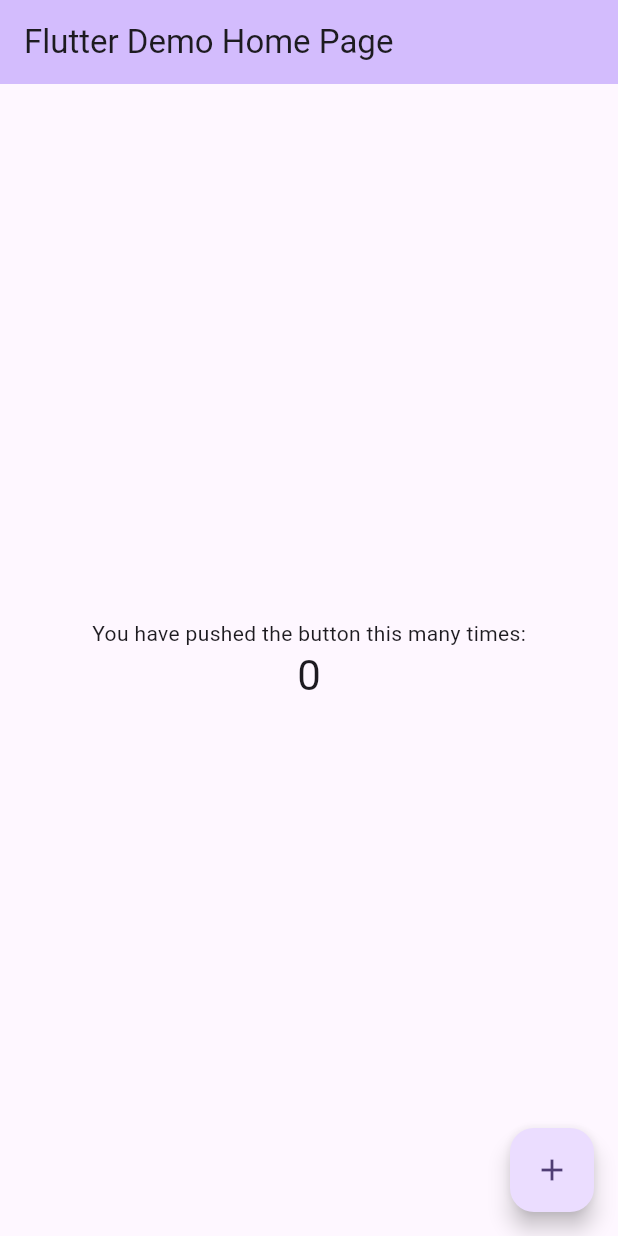
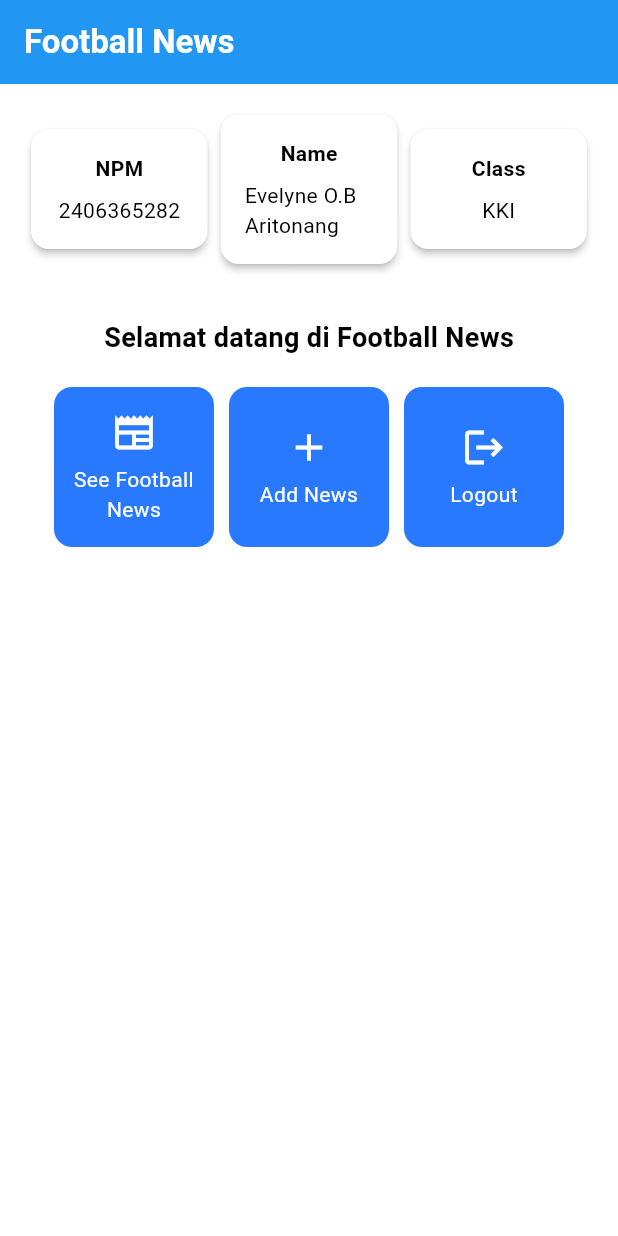
Before and after one commit to EvelynOct/live-to-kick-mobile, a Flutter app: the screen it shows after launch, on a phone screen of 412 x 824 dp. Run offline on Flutter 3.47's test engine with Material 3 defaults, Android fonts, the phone set to English and light mode, and no system bars.

Commit message:
Assignment 7

```diff
--- a/lib/main.dart
+++ b/lib/main.dart
@@ -1,4 +1,5 @@
 import 'package:flutter/material.dart';
+import 'package:live_to_kick/menu.dart';
 
 void main() {
   runApp(const MyApp());
@@ -28,95 +29,10 @@
         //
         // This works for code too, not just values: Most code changes can be
         // tested with just a hot reload.
-        colorScheme: ColorScheme.fromSeed(seedColor: Colors.deepPurple),
+        colorScheme: ColorScheme.fromSwatch(primarySwatch: Colors.blue)
+            .copyWith(secondary: Colors.blueAccent[400]),
       ),
-      home: const MyHomePage(title: 'Flutter Demo Home Page'),
+      home: MyHomePage(),
     );
   }
 }
-
-class MyHomePage extends StatefulWidget {
-  const MyHomePage({super.key, required this.title});
-
-  // This widget is the home page of your application. It is stateful, meaning
-  // that it has a State object (defined below) that contains fields that affect
-  // how it looks.
-
-  // This class is the configuration for the state. It holds the values (in this
-  // case the title) provided by the parent (in this case the App widget) and
-  // used by the build method of the State. Fields in a Widget subclass are
-  // always marked "final".
-
-  final String title;
-
-  @override
-  State<MyHomePage> createState() => _MyHomePageState();
-}
-
-class _MyHomePageState extends State<MyHomePage> {
-  int _counter = 0;
-
-  void _incrementCounter() {
-    setState(() {
-      // This call to setState tells the Flutter framework that something has
-      // changed in this State, which causes it to rerun the build method below
-      // so that the display can reflect the updated values. If we changed
-      // _counter without calling setState(), then the build method would not be
-      // called again, and so nothing would appear to happen.
-      _counter++;
-    });
-  }
-
-  @override
-  Widget build(BuildContext context) {
-    // This method is rerun every time setState is called, for instance as done
-    // by the _incrementCounter method above.
-    //
-    // The Flutter framework has been optimized to make rerunning build methods
-    // fast, so that you can just rebuild anything that needs updating rather
-    // than having to individually change instances of widgets.
-    return Scaffold(
-      appBar: AppBar(
-        // TRY THIS: Try changing the color here to a specific color (to
-        // Colors.amber, perhaps?) and trigger a hot reload to see the AppBar
-        // change color while the other colors stay the same.
-        backgroundColor: Theme.of(context).colorScheme.inversePrimary,
-        // Here we take the value from the MyHomePage object that was created by
-        // the App.build method, and use it to set our appbar title.
-        title: Text(widget.title),
-      ),
-      body: Center(
-        // Center is a layout widget. It takes a single child and positions it
-        // in the middle of the parent.
-        child: Column(
-          // Column is also a layout widget. It takes a list of children and
-          // arranges them vertically. By default, it sizes itself to fit its
-          // children horizontally, and tries to be as tall as its parent.
-          //
-          // Column has various properties to control how it sizes itself and
-          // how it positions its children. Here we use mainAxisAlignment to
-          // center the children vertically; the main axis here is the vertical
-          // axis because Columns are vertical (the cross axis would be
-          // horizontal).
-          //
-          // TRY THIS: Invoke "debug painting" (choose the "Toggle Debug Paint"
-          // action in the IDE, or press "p" in the console), to see the
-          // wireframe for each widget.
-          mainAxisAlignment: MainAxisAlignment.center,
-          children: <Widget>[
-            const Text('You have pushed the button this many times:'),
-            Text(
-              '$_counter',
-              style: Theme.of(context).textTheme.headlineMedium,
-            ),
-          ],
-        ),
-      ),
-      floatingActionButton: FloatingActionButton(
-        onPressed: _incrementCounter,
-        tooltip: 'Increment',
-        child: const Icon(Icons.add),
-      ), // This trailing comma makes auto-formatting nicer for build methods.
-    );
-  }
-}
--- /dev/null
+++ b/lib/menu.dart
@@ -0,0 +1,189 @@
+import 'package:flutter/material.dart';
+
+class MyHomePage extends StatelessWidget {
+  MyHomePage({super.key}); //sudah ada pada code sebelumnya
+
+  final String nama = "Evelyne O.B Aritonang"; // Name
+  final String npm = "2406365282"; // NPM
+  final String kelas = "KKI"; // Class
+
+  final List<ItemHomepage> items = [
+    ItemHomepage("See Football News", Icons.newspaper),
+    ItemHomepage("Add News", Icons.add),
+    ItemHomepage("Logout", Icons.logout),
+  ];
+
+
+  @override
+  Widget build(BuildContext context) {
+    // Scaffold menyediakan struktur dasar halaman dengan AppBar dan body.
+    return Scaffold(
+      // AppBar adalah bagian atas halaman yang menampilkan judul.
+      appBar: AppBar(
+        // Judul aplikasi "Football News" dengan teks putih dan tebal.
+        title: const Text(
+          'Football News',
+          style: TextStyle(
+            color: Colors.white,
+            fontWeight: FontWeight.bold,
+          ),
+        ),
+        // Warna latar belakang AppBar diambil dari skema warna tema aplikasi.
+        backgroundColor: Theme.of(context).colorScheme.primary,
+      ),
+      // Body halaman dengan padding di sekelilingnya.
+      body: Padding(
+        padding: const EdgeInsets.all(16.0),
+        // Menyusun widget secara vertikal dalam sebuah kolom.
+        child: Column(
+          crossAxisAlignment: CrossAxisAlignment.center,
+          children: [
+            // Row untuk menampilkan 3 InfoCard secara horizontal.
+            Row(
+              mainAxisAlignment: MainAxisAlignment.spaceEvenly,
+              children: [
+                InfoCard(title: 'NPM', content: npm),
+                InfoCard(title: 'Name', content: nama),
+                InfoCard(title: 'Class', content: kelas),
+              ],
+            ),
+
+            // Memberikan jarak vertikal 16 unit.
+            const SizedBox(height: 16.0),
+
+            // Menempatkan widget berikutnya di tengah halaman.
+            Center(
+              child: Column(
+                // Menyusun teks dan grid item secara vertikal.
+
+                children: [
+                  // Menampilkan teks sambutan dengan gaya tebal dan ukuran 18.
+                  const Padding(
+                    padding: EdgeInsets.only(top: 16.0),
+                    child: Text(
+                      'Selamat datang di Football News',
+                      style: TextStyle(
+                        fontWeight: FontWeight.bold,
+                        fontSize: 18.0,
+                      ),
+                    ),
+                  ),
+
+                  // Grid untuk menampilkan ItemCard dalam bentuk grid 3 kolom.
+                  GridView.count(
+                    primary: true,
+                    padding: const EdgeInsets.all(20),
+                    crossAxisSpacing: 10,
+                    mainAxisSpacing: 10,
+                    crossAxisCount: 3,
+                    // Agar grid menyesuaikan tinggi kontennya.
+                    shrinkWrap: true,
+
+                    // Menampilkan ItemCard untuk setiap item dalam list items.
+                    children: items.map((ItemHomepage item) {
+                      return ItemCard(item);
+                    }).toList(),
+                  ),
+                ],
+              ),
+            ),
+          ],
+        ),
+      ),
+    );
+  }
+}
+
+class InfoCard extends StatelessWidget {
+  // Kartu informasi yang menampilkan title dan content.
+
+  final String title;  // Judul kartu.
+  final String content;  // Isi kartu.
+
+  const InfoCard({super.key, required this.title, required this.content});
+
+  @override
+  Widget build(BuildContext context) {
+    return Card(
+      // Membuat kotak kartu dengan bayangan dibawahnya.
+      elevation: 2.0,
+      child: Container(
+        // Mengatur ukuran dan jarak di dalam kartu.
+        width: MediaQuery.of(context).size.width / 3.5, // menyesuaikan dengan lebar device yang digunakan.
+        padding: const EdgeInsets.all(16.0),
+        // Menyusun title dan content secara vertikal.
+        child: Column(
+          children: [
+            Text(
+              title,
+              style: const TextStyle(fontWeight: FontWeight.bold),
+            ),
+            const SizedBox(height: 8.0),
+            Text(content),
+          ],
+        ),
+      ),
+    );
+  }
+}
+
+class ItemHomepage {
+  final String name;
+  final IconData icon;
+
+  ItemHomepage(this.name, this.icon);
+}
+
+class ItemCard extends StatelessWidget {
+  // Menampilkan kartu dengan ikon dan nama.
+
+  final ItemHomepage item;
+
+  const ItemCard(this.item, {super.key});
+
+  @override
+  Widget build(BuildContext context) {
+    return Material(
+      // Menentukan warna latar belakang dari tema aplikasi.
+      color: Theme.of(context).colorScheme.secondary,
+      // Membuat sudut kartu melengkung.
+      borderRadius: BorderRadius.circular(12),
+
+      child: InkWell(
+        // Aksi ketika kartu ditekan.
+        onTap: () {
+          // Menampilkan pesan SnackBar saat kartu ditekan.
+          ScaffoldMessenger.of(context)
+            ..hideCurrentSnackBar()
+            ..showSnackBar(
+                SnackBar(content: Text("Kamu telah menekan tombol ${item.name}!"))
+            );
+        },
+        // Container untuk menyimpan Icon dan Text
+        child: Container(
+          padding: const EdgeInsets.all(8),
+          child: Center(
+            child: Column(
+              // Menyusun ikon dan teks di tengah kartu.
+              mainAxisAlignment: MainAxisAlignment.center,
+              children: [
+                Icon(
+                  item.icon,
+                  color: Colors.white,
+                  size: 30.0,
+                ),
+                const Padding(padding: EdgeInsets.all(3)),
+                Text(
+                  item.name,
+                  textAlign: TextAlign.center,
+                  style: const TextStyle(color: Colors.white),
+                ),
+              ],
+            ),
+          ),
+        ),
+      ),
+    );
+  }
+
+}
```
